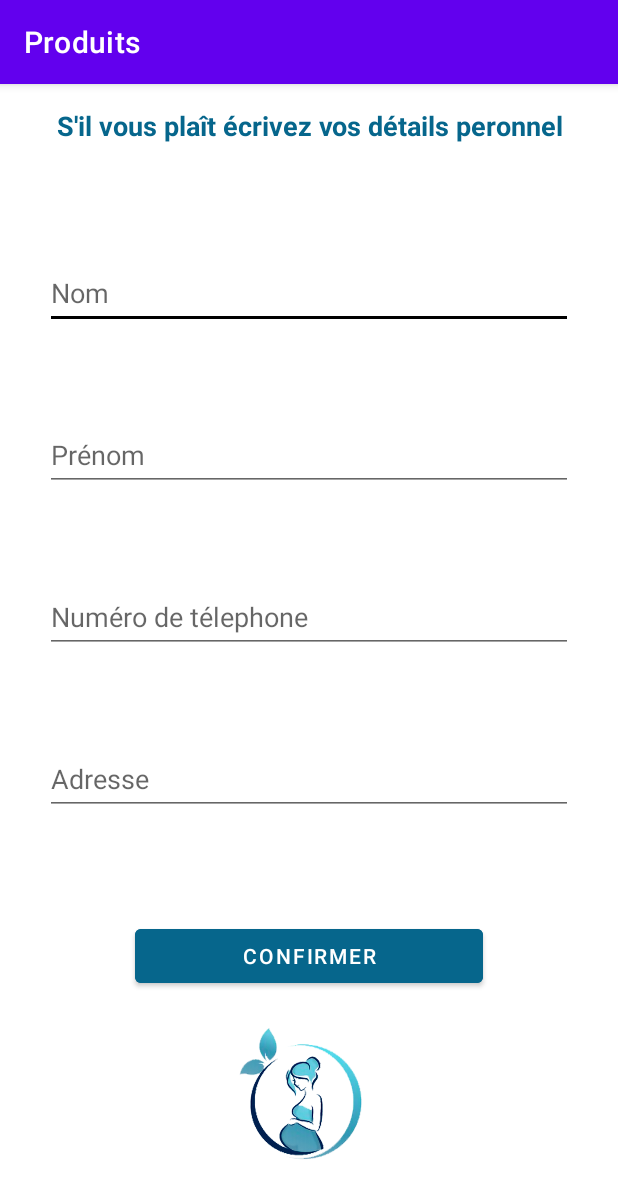
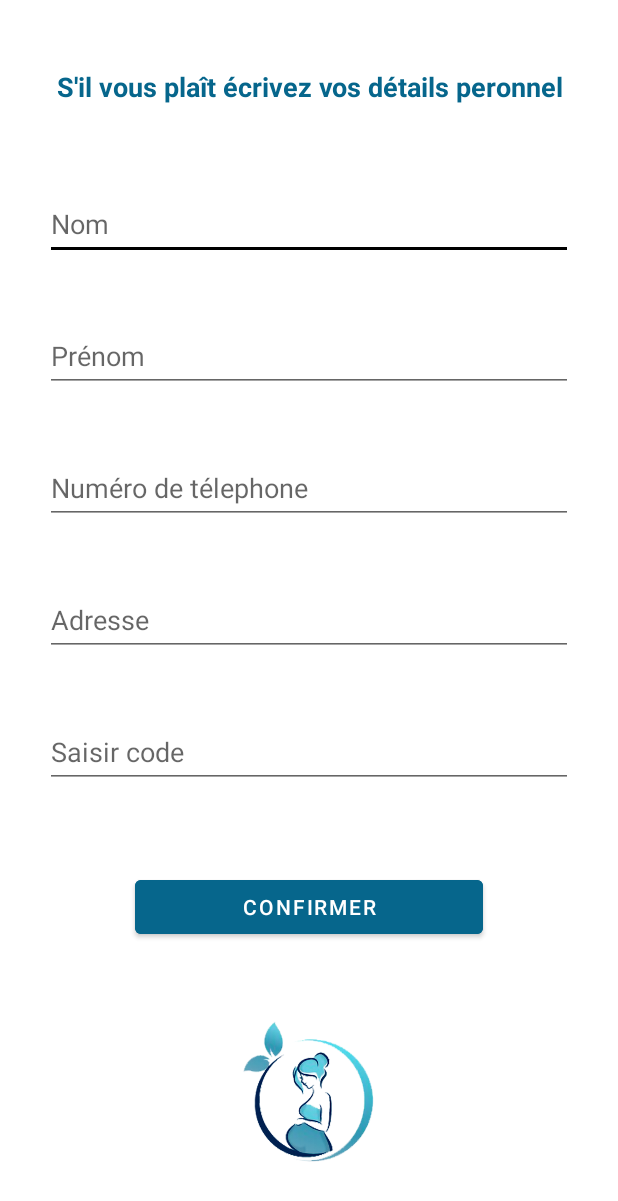
Before and after one commit to yassin118/Produits, an Android app: the Achat screen opened directly, with no data from a screen before it, on a phone screen of 412 x 824 dp. Shown: the top 1201 px of the screen. Run offline under Robolectric (Android 15) with nearby library versions, the phone set to English and light mode, and no system bars.

Commit message:
produits

```diff
--- a/app/src/main/java/com/example/produits/Achat.java
+++ b/app/src/main/java/com/example/produits/Achat.java
@@ -2,12 +2,24 @@ package com.example.produits;
 
 import androidx.appcompat.app.AppCompatActivity;
 import android.os.Bundle;
+import android.view.View;
+import android.widget.Button;
+import android.widget.Toast;
 
-public class Achat extends AppCompatActivity {
+public class Achat extends AppCompatActivity implements View.OnClickListener {
 
     @Override
     protected void onCreate(Bundle savedInstanceState) {
         super.onCreate(savedInstanceState);
         setContentView(R.layout.activity_achat);
+        getSupportActionBar().hide();
+        Button btn = findViewById(R.id.confirmer);
+        btn.setOnClickListener(this);
+
+    }
+
+    @Override
+    public void onClick(View v) {
+        Toast.makeText(this,"Achat se fait avec succées",Toast.LENGTH_SHORT).show();
     }
 }
--- a/app/src/main/res/layout/activity_achat.xml
+++ b/app/src/main/res/layout/activity_achat.xml
@@ -15,7 +15,7 @@
       android:layout_height="wrap_content"
       android:layout_marginStart="15dp"
       android:layout_marginLeft="15dp"
-      android:layout_marginTop="15dp"
+      android:layout_marginTop="45dp"
       android:layout_marginEnd="15dp"
       android:layout_marginRight="15dp"
       android:layout_marginBottom="15dp"
@@ -31,7 +31,7 @@
       android:layout_height="wrap_content"
       android:layout_below="@+id/ok"
       android:layout_marginLeft="30dp"
-      android:layout_marginTop="60dp"
+      android:layout_marginTop="40dp"
       android:layout_marginRight="30dp"
       android:backgroundTint="@color/black"
       android:hint="Nom"
@@ -43,7 +43,7 @@
       android:layout_height="wrap_content"
       android:layout_below="@+id/nom"
       android:layout_marginLeft="30dp"
-      android:layout_marginTop="60dp"
+      android:layout_marginTop="40dp"
       android:layout_marginRight="30dp"
       android:hint="Prénom"
       android:minHeight="48dp"></EditText>
@@ -52,7 +52,7 @@
       android:layout_width="match_parent"
       android:layout_height="wrap_content"
       android:layout_marginLeft="30dp"
-      android:layout_marginTop="60dp"
+      android:layout_marginTop="40dp"
       android:layout_below="@+id/prenom"
       android:layout_marginRight="30dp"
       android:id="@+id/num_telephone"
@@ -66,9 +66,21 @@
       android:layout_height="wrap_content"
       android:layout_below="@+id/num_telephone"
       android:layout_marginLeft="30dp"
-      android:layout_marginTop="60dp"
+      android:layout_marginTop="40dp"
       android:layout_marginRight="30dp"
       android:hint="Adresse"
+      tools:ignore="TouchTargetSizeCheck"
+      android:minHeight="48dp"
+      ></EditText>
+  <EditText
+      android:id="@+id/code"
+      android:layout_width="match_parent"
+      android:layout_height="wrap_content"
+      android:layout_below="@+id/adresse"
+      android:layout_marginLeft="30dp"
+      android:layout_marginTop="40dp"
+      android:layout_marginRight="30dp"
+      android:hint="Saisir code"
       tools:ignore="TouchTargetSizeCheck"
       android:minHeight="48dp"
       ></EditText>
@@ -77,10 +89,10 @@
       android:id="@+id/confirmer"
       android:layout_width="match_parent"
       android:layout_height="wrap_content"
-      android:layout_below="@+id/adresse"
+      android:layout_below="@+id/code"
 
       android:layout_marginStart="90dp"
-      android:layout_marginTop="70dp"
+      android:layout_marginTop="55dp"
       android:layout_marginEnd="90dp"
       android:layout_marginBottom="90dp"
       android:backgroundTint="@color/blue"
@@ -91,9 +103,12 @@
   <ImageView
       android:id="@+id/imageView7"
       android:layout_width="match_parent"
-      android:layout_height="176dp"
-      android:layout_marginTop="590dp"
-      app:srcCompat="@drawable/logo" />
+      android:layout_height="match_parent"
+      android:layout_marginTop="670dp"
+      android:layout_marginBottom="30dp"
+      app:srcCompat="@drawable/k"
+
+      />
 
 
 </RelativeLayout>
```
Also changed, not shown: app/src/main/res/drawable-v24/k.PNG (added).
